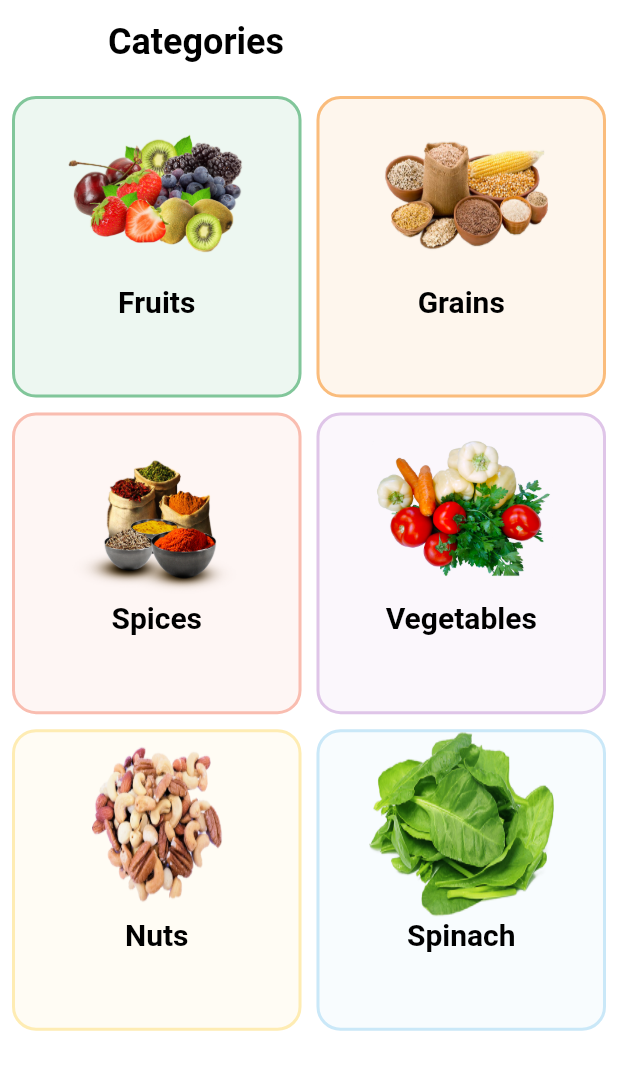
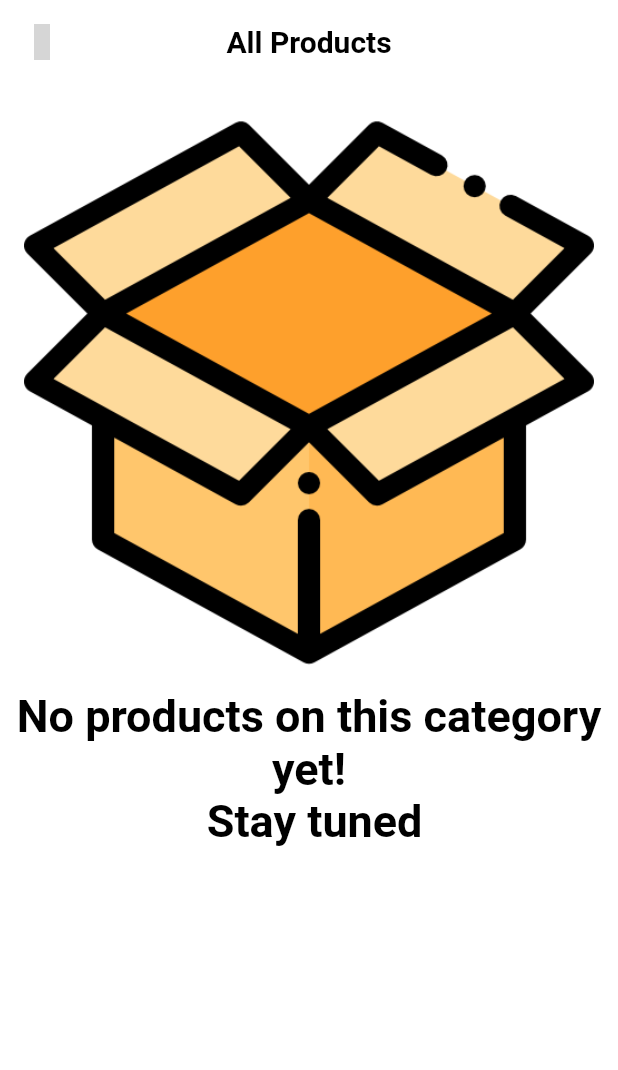
Before and after one commit to marceyuli/grocery-app, a Flutter app: the CategoriesScreen screen opened directly, after a tap on "Grains", on a phone screen of 412 x 824 dp. Shown: the top 1070 px of the screen. Run offline on Flutter 3.47's test engine with Material 2 defaults, Android fonts, the phone set to English and light mode, and no system bars; our stand-ins replace badges, card_swiper, fancy_shimmer_image, flutter_iconly, shared_preferences; accounts and stored records are empty; grey boxes are pictures that could not be loaded.

Commit message:
Showing different products depending on the category

```diff
--- /dev/null
+++ b/lib/inner screens/cat_screen.dart
@@ -0,0 +1,110 @@
+import 'package:flutter/material.dart';
+import 'package:flutter_iconly/flutter_iconly.dart';
+import 'package:grocery_app/models/products_model.dart';
+import 'package:grocery_app/providers/products_provider.dart';
+import 'package:grocery_app/services/utils.dart';
+import 'package:grocery_app/widgets/back_widget.dart';
+import 'package:grocery_app/widgets/empty_prods_widget.dart';
+import 'package:grocery_app/widgets/feed_items.dart';
+import 'package:provider/provider.dart';
+
+import '../consts/consts.dart';
+import '../widgets/text_widget.dart';
+
+class CategoryScreen extends StatefulWidget {
+  static const routeName = '/_CategoryScreenState';
+
+  const CategoryScreen({super.key});
+
+  @override
+  State<CategoryScreen> createState() => _CategoryScreenState();
+}
+
+class _CategoryScreenState extends State<CategoryScreen> {
+  final TextEditingController searchTextController = TextEditingController();
+  final FocusNode searchTextFocusNode = FocusNode();
+  @override
+  void dispose() {
+    searchTextController.dispose();
+    searchTextFocusNode.dispose();
+    super.dispose();
+  }
+
+  @override
+  Widget build(BuildContext context) {
+    Color color = Utils(context).color;
+    final Size size = Utils(context).getScreenSize;
+    final productsProvider = Provider.of<ProductsProvider>(context);
+    final category = ModalRoute.of(context)!.settings.arguments as String;
+
+    List<ProductModel> productsByCategory = productsProvider.getProductsByCategory(category);
+
+    return Scaffold(
+      appBar: AppBar(
+        leading: const BackWidget(),
+        elevation: 0,
+        backgroundColor: Theme.of(context).scaffoldBackgroundColor,
+        centerTitle: true,
+        title: TextWidget(
+          text: 'All Products',
+          color: color,
+          textSize: 20,
+          isTitle: true,
+        ),
+      ),
+      body:
+      productsByCategory.isEmpty? const EmptyProdWiget(text: 'No products on this category yet! \n Stay tuned') :
+      SingleChildScrollView(
+        child: Column(children: [
+          Padding(
+            padding: const EdgeInsets.all(8.0),
+            child: SizedBox(
+              height: kBottomNavigationBarHeight,
+              child: TextField(
+                controller: searchTextController,
+                onChanged: (value) {
+                  setState(() {});
+                },
+                decoration: InputDecoration(
+                    focusedBorder: OutlineInputBorder(
+                        borderRadius: BorderRadius.circular(12),
+                        borderSide: const BorderSide(
+                            color: Colors.greenAccent, width: 1)),
+                    enabledBorder: OutlineInputBorder(
+                        borderRadius: BorderRadius.circular(12),
+                        borderSide: const BorderSide(
+                            color: Colors.greenAccent, width: 1)),
+                    hintText: "What's in your mind?",
+                    prefixIcon: const Icon(Icons.search),
+                    suffix: IconButton(
+                      onPressed: () {
+                        searchTextController.clear();
+                        searchTextFocusNode.unfocus();
+                      },
+                      icon: Icon(Icons.close,
+                          color: searchTextFocusNode.hasFocus
+                              ? Colors.red
+                              : color),
+                    )),
+              ),
+            ),
+          ),
+          GridView.count(
+            shrinkWrap: true,
+            physics: const NeverScrollableScrollPhysics(),
+            crossAxisCount: 2,
+            padding: EdgeInsets.zero,
+            childAspectRatio: size.width / (size.height * 0.59),
+            children: List.generate(productsByCategory.length, (index) {
+               return ChangeNotifierProvider.value(
+                  value: productsByCategory[index],
+                  child: const FeedsWidget(
+                      ),
+                );
+            }),
+          )
+        ]),
+      ),
+    );
+  }
+}
--- a/lib/inner screens/on_sale_screen.dart
+++ b/lib/inner screens/on_sale_screen.dart
@@ -4,6 +4,7 @@ import 'package:grocery_app/models/products_model.dart';
 import 'package:grocery_app/providers/products_provider.dart';
 import 'package:grocery_app/services/utils.dart';
 import 'package:grocery_app/widgets/back_widget.dart';
+import 'package:grocery_app/widgets/empty_prods_widget.dart';
 import 'package:grocery_app/widgets/on_sale_widget.dart';
 import 'package:grocery_app/widgets/text_widget.dart';
 import 'package:provider/provider.dart';
@@ -31,18 +32,7 @@ class OnSaleScreen extends StatelessWidget {
           ),
         ),
         body: productsOnSale.isEmpty
-            // ignore: dead_code
-            ? Center(
-                child: Padding(
-                  padding: const EdgeInsets.all(8.0),
-                  child: Text('No products on sale yet! \n Stay tuned',
-                      textAlign: TextAlign.center,
-                      style: TextStyle(
-                          color: color,
-                          fontSize: 30,
-                          fontWeight: FontWeight.w700)),
-                ),
-              )
+            ? const EmptyProdWiget(text: 'No products on sale yet! \n Stay tuned')
             : GridView.count(
                 crossAxisCount: 2,
                 padding: EdgeInsets.zero,
--- a/lib/main.dart
+++ b/lib/main.dart
@@ -1,5 +1,6 @@
 import 'package:flutter/material.dart';
 import 'package:grocery_app/consts/theme_data.dart';
+import 'package:grocery_app/inner%20screens/cat_screen.dart';
 import 'package:grocery_app/inner%20screens/feed_screen.dart';
 import 'package:grocery_app/inner%20screens/on_sale_screen.dart';
 import 'package:grocery_app/inner%20screens/product_details.dart';
@@ -73,7 +74,8 @@ class _MyAppState extends State<MyApp> {
               RegisterScreen.routeName: (ctx) => const RegisterScreen(),
               LoginScreen.routeName: (ctx) => const LoginScreen(),
               ForgetPasswordScreen.routeName: (ctx) =>
-                  const ForgetPasswordScreen()
+                  const ForgetPasswordScreen(),
+              CategoryScreen.routeName: (ctx) => const CategoryScreen(),
             });
       }),
     );
--- a/lib/providers/products_provider.dart
+++ b/lib/providers/products_provider.dart
@@ -11,8 +11,17 @@ class ProductsProvider with ChangeNotifier {
     return productsList.where((element) => element.isOnSale).toList();
   }
 
-  ProductModel getProductById(String id){
+  ProductModel getProductById(String id) {
     return productsList.firstWhere((element) => element.id == id);
+  }
+
+  List<ProductModel> getProductsByCategory(String category) {
+    List<ProductModel> categoryList = productsList
+        .where((element) => element.productCategoryName
+            .toLowerCase()
+            .contains(category.toLowerCase()))
+        .toList();
+    return categoryList;
   }
 
   static List<ProductModel> productsList = [
@@ -57,7 +66,8 @@ class ProductsProvider with ChangeNotifier {
     ProductModel(
         id: 'Tomato',
         title: 'Tomato',
-        imageUrl: 'https://pngfre.com/wp-content/uploads/Tomato-22-2-1024x1001.png',
+        imageUrl:
+            'https://pngfre.com/wp-content/uploads/Tomato-22-2-1024x1001.png',
         productCategoryName: 'Vegetables',
         price: 0.80,
         salePrice: 0.50,
--- a/lib/widgets/categories_widget.dart
+++ b/lib/widgets/categories_widget.dart
@@ -1,4 +1,5 @@
 import 'package:flutter/material.dart';
+import 'package:grocery_app/inner%20screens/cat_screen.dart';
 import 'package:grocery_app/provider/dark_theme_provider.dart';
 import 'package:grocery_app/services/dark_theme_prefs.dart';
 import 'package:grocery_app/widgets/text_widget.dart';
@@ -18,7 +19,10 @@ class CategoriesWidget extends StatelessWidget {
     double _screenWidth = MediaQuery.of(context).size.width;
     final Color color = themeState.getDarkTheme ? Colors.white : Colors.black;
     return InkWell(
-      onTap: () {},
+      onTap: () {
+        Navigator.pushNamed(context, CategoryScreen.routeName,
+            arguments: catText);
+      },
       child: Container(
           decoration: BoxDecoration(
             color: passedColor.withOpacity(0.1),
--- /dev/null
+++ b/lib/widgets/empty_prods_widget.dart
@@ -0,0 +1,28 @@
+import 'package:flutter/material.dart';
+import 'package:grocery_app/services/utils.dart';
+
+class EmptyProdWiget extends StatelessWidget {
+  const EmptyProdWiget({super.key, required this.text});
+  final String text;
+  @override
+  Widget build(BuildContext context) {
+    Color color = Utils(context).color;
+    return Center(
+      child: Padding(
+        padding: const EdgeInsets.all(8.0),
+        child: Column(
+          children: [
+            Padding(
+              padding: const EdgeInsets.all(8.0),
+              child: Image.asset('assets/images/box.png'),
+            ),
+            Text(text,
+                textAlign: TextAlign.center,
+                style: TextStyle(
+                    color: color, fontSize: 30, fontWeight: FontWeight.w700)),
+          ],
+        ),
+      ),
+    );
+  }
+}
```
Also changed, not shown: assets/images/box.png (added).
